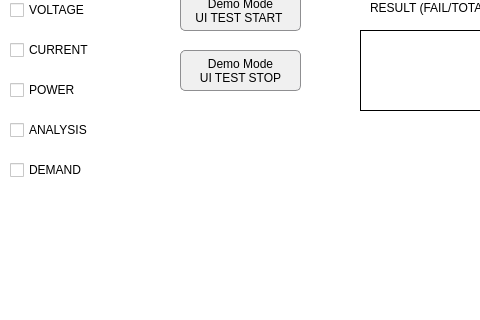
First picture: the form in dashboard.ui, repository badpooh/Vision, before the edit; both pictures show x 241 to 721 and y 129 to 449 of the 1280 by 720 pixel window.
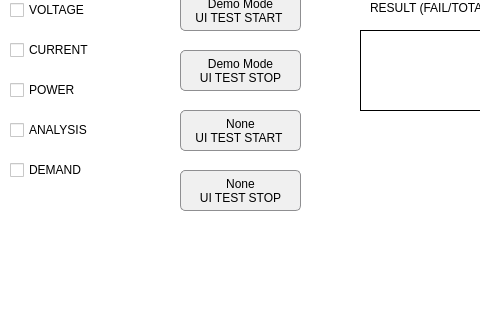
Second picture: the form after the edit. The open tabs and pages were chosen to show the change. Icons and pictures are not drawn.

Patch:
```diff
--- a/dashboard.ui
+++ b/dashboard.ui
@@ -972,6 +972,58 @@
             <bool>true</bool>
            </property>
           </widget>
+          <widget class="QPushButton" name="btn_demo_mode_ui_test_3">
+           <property name="geometry">
+            <rect>
+             <x>190</x>
+             <y>230</y>
+             <width>121</width>
+             <height>41</height>
+            </rect>
+           </property>
+           <property name="styleSheet">
+            <string notr="true">QPushButton {
+        border: 1px solid #8f8f91;
+        border-radius: 5px;
+        background-color: #f0f0f0;
+        padding: 5px;
+    }
+
+QPushButton:pressed {
+        background-color: #d0d0d0;
+    }</string>
+           </property>
+           <property name="text">
+            <string>None  
+UI TEST START </string>
+           </property>
+          </widget>
+          <widget class="QPushButton" name="btn_demo_mode_ui_test_4">
+           <property name="geometry">
+            <rect>
+             <x>190</x>
+             <y>290</y>
+             <width>121</width>
+             <height>41</height>
+            </rect>
+           </property>
+           <property name="styleSheet">
+            <string notr="true">QPushButton {
+        border: 1px solid #8f8f91;
+        border-radius: 5px;
+        background-color: #f0f0f0;
+        padding: 5px;
+    }
+
+QPushButton:pressed {
+        background-color: #d0d0d0;
+    }</string>
+           </property>
+           <property name="text">
+            <string>None 
+UI TEST STOP</string>
+           </property>
+          </widget>
          </widget>
          <widget class="QWidget" name="frame_test_page">
           <widget class="QPushButton" name="btn_select_webcam">
```
Left out of the diff: 2 changed lines with no effect on the pictures.
